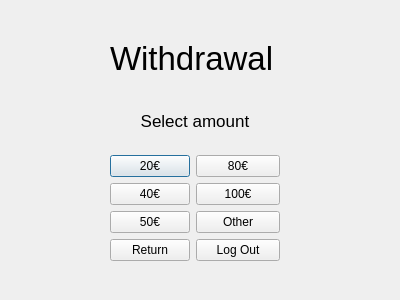
Before: the Qt Designer form bank-automat/withdrawal.ui in sannatikk/ATM_simulator_app, drawn with Qt 5.
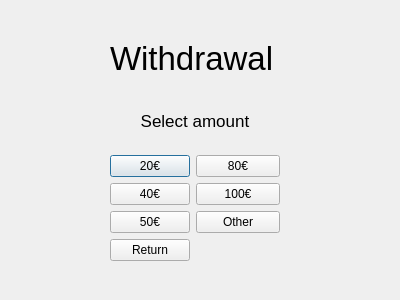
After: the same form once the commit is applied.

The edit to the form file:
```diff
--- a/bank-automat/withdrawal.ui
+++ b/bank-automat/withdrawal.ui
@@ -94,13 +94,6 @@
         </property>
        </widget>
       </item>
-      <item row="3" column="1">
-       <widget class="QPushButton" name="btnLogOut">
-        <property name="text">
-         <string>Log Out</string>
-        </property>
-       </widget>
-      </item>
       <item row="2" column="1">
        <widget class="QPushButton" name="btnOther">
         <property name="text">
```
